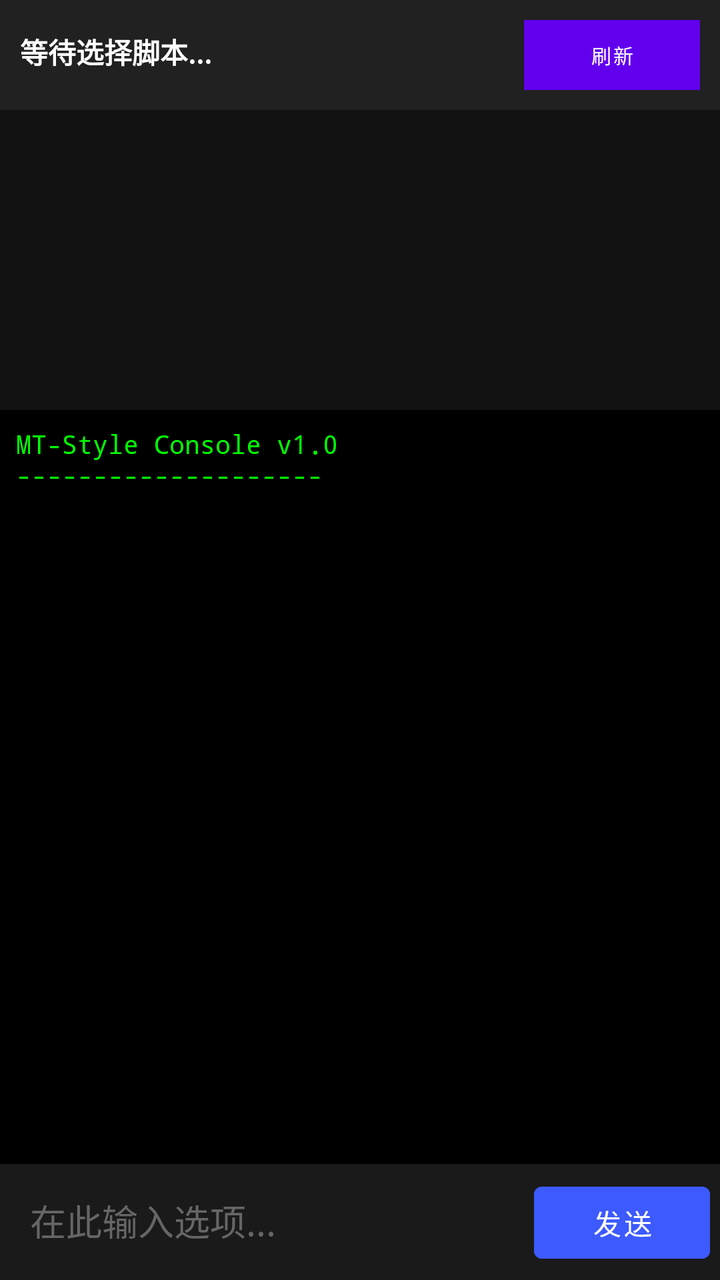
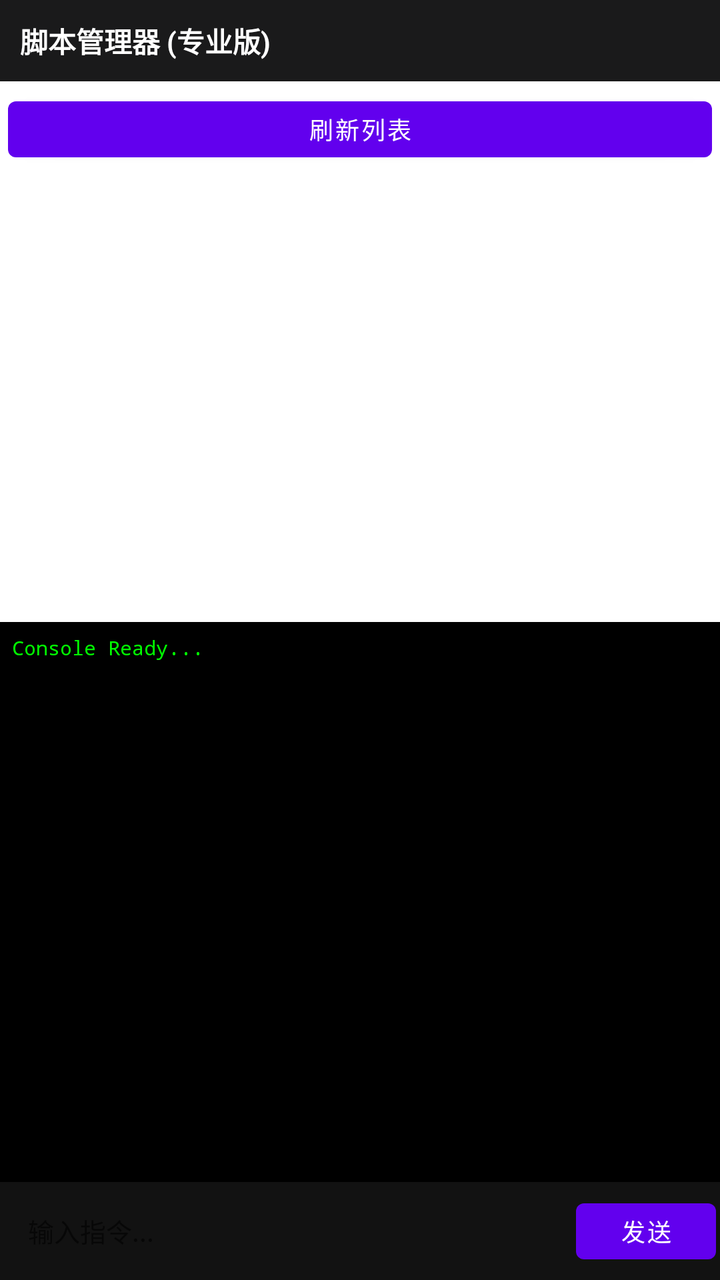

Compare the two renders of this Android layout. The source of the first and the diff that turns it into the second are given below.
<!-- AndroidManifest.xml: application theme Theme.RootScriptExecutor -->
<!-- res/layout/activity_main.xml -->
<?xml version="1.0" encoding="utf-8"?>
<LinearLayout xmlns:android="http://schemas.android.com/apk/res/android"
    android:layout_width="match_parent"
    android:layout_height="match_parent"
    android:orientation="vertical"
    android:background="#000000">

    <LinearLayout
        android:layout_width="match_parent"
        android:layout_height="wrap_content"
        android:background="#212121"
        android:padding="10dp"
        android:orientation="horizontal">
        <TextView
            android:id="@+id/tv_title"
            android:layout_width="0dp"
            android:layout_height="wrap_content"
            android:layout_weight="1"
            android:text="等待选择脚本..."
            android:textColor="#FFFFFF"
            android:textStyle="bold" />
        <Button
            android:id="@+id/btn_refresh"
            android:layout_width="wrap_content"
            android:layout_height="35dp"
            android:background="#3D5AFE"
            android:text="刷新"
            android:textSize="10sp"
            android:textColor="#FFFFFF" />
    </LinearLayout>

    <ListView
        android:id="@+id/script_list"
        android:layout_width="match_parent"
        android:layout_height="150dp"
        android:background="#121212"
        android:divider="#333333"
        android:dividerHeight="1dp" />

    <ScrollView
        android:id="@+id/console_scroll"
        android:layout_width="match_parent"
        android:layout_height="0dp"
        android:layout_weight="1"
        android:background="#000000"
        android:padding="8dp">
        <TextView
            android:id="@+id/console_output"
            android:layout_width="match_parent"
            android:layout_height="wrap_content"
            android:fontFamily="monospace"
            android:text="MT-Style Console v1.0\n--------------------\n"
            android:textColor="#00FF00" 
            android:textSize="13sp" />
    </ScrollView>

    <LinearLayout
        android:layout_width="match_parent"
        android:layout_height="wrap_content"
        android:background="#1A1A1A"
        android:padding="5dp"
        android:orientation="horizontal">
        <EditText
            android:id="@+id/et_input"
            android:layout_width="0dp"
            android:layout_height="wrap_content"
            android:layout_weight="1"
            android:hint="在此输入选项..."
            android:textColor="#FFFFFF"
            android:textColorHint="#666666"
            android:background="@null"
            android:padding="10dp" />
        <Button
            android:id="@+id/btn_send"
            android:layout_width="wrap_content"
            android:layout_height="wrap_content"
            android:text="发送"
            android:backgroundTint="#3D5AFE" />
    </LinearLayout>
</LinearLayout>
<!-- resources referenced by this layout -->
<resources>
  <style name="Theme.RootScriptExecutor" parent="Theme.MaterialComponents.DayNight.DarkActionBar">
          
          <item name="colorPrimary">@color/purple_500</item>
          <item name="colorPrimaryVariant">@color/purple_700</item>
          <item name="colorOnPrimary">@color/white</item>
          
          <item name="colorSecondary">@color/teal_200</item>
          <item name="colorSecondaryVariant">@color/teal_700</item>
          <item name="colorOnSecondary">@color/black</item>
          
          <item name="android:statusBarColor" tools:targetApi="l">?attr/colorPrimaryVariant</item>
          
      </style>
  <color name="purple_500">#FF6200EE</color>
  <color name="purple_700">#FF3700B3</color>
  <color name="white">#FFFFFFFF</color>
  <color name="teal_200">#FF03DAC5</color>
  <color name="teal_700">#FF018786</color>
  <color name="black">#FF000000</color>
</resources>

<!-- the commit's change to res/layout/activity_main.xml (unified diff, before → after) -->
@@ -3,78 +3,74 @@
     android:layout_width="match_parent"
     android:layout_height="match_parent"
     android:orientation="vertical"
-    android:background="#000000">
+    android:background="?android:attr/windowBackground">
 
-    <LinearLayout
+    <TextView
+        android:id="@+id/tv_title"
         android:layout_width="match_parent"
         android:layout_height="wrap_content"
-        android:background="#212121"
+        android:background="#1A1A1B"
         android:padding="10dp"
-        android:orientation="horizontal">
-        <TextView
-            android:id="@+id/tv_title"
-            android:layout_width="0dp"
-            android:layout_height="wrap_content"
-            android:layout_weight="1"
-            android:text="等待选择脚本..."
-            android:textColor="#FFFFFF"
-            android:textStyle="bold" />
-        <Button
-            android:id="@+id/btn_refresh"
-            android:layout_width="wrap_content"
-            android:layout_height="35dp"
-            android:background="#3D5AFE"
-            android:text="刷新"
-            android:textSize="10sp"
-            android:textColor="#FFFFFF" />
-    </LinearLayout>
+        android:text="脚本管理器 (专业版)"
+        android:textColor="#FFFFFF"
+        android:textSize="14sp"
+        android:textStyle="bold" />
+
+    <Button
+        android:id="@+id/btn_refresh"
+        android:layout_width="match_parent"
+        android:layout_height="40dp"
+        android:layout_margin="4dp"
+        android:text="刷新列表"
+        android:textSize="12sp" />
 
     <ListView
         android:id="@+id/script_list"
         android:layout_width="match_parent"
-        android:layout_height="150dp"
-        android:background="#121212"
+        android:layout_height="0dp"
+        android:layout_weight="1"
         android:divider="#333333"
-        android:dividerHeight="1dp" />
+        android:dividerHeight="0.5dp"
+        android:background="?android:attr/colorBackground" />
 
     <ScrollView
         android:id="@+id/console_scroll"
         android:layout_width="match_parent"
-        android:layout_height="0dp"
-        android:layout_weight="1"
+        android:layout_height="280dp"
         android:background="#000000"
-        android:padding="8dp">
+        android:padding="6dp">
         <TextView
             android:id="@+id/console_output"
             android:layout_width="match_parent"
             android:layout_height="wrap_content"
             android:fontFamily="monospace"
-            android:text="MT-Style Console v1.0\n--------------------\n"
+            android:text="Console Ready...\n"
             android:textColor="#00FF00" 
-            android:textSize="13sp" />
+            android:textSize="10sp" 
+            android:lineSpacingExtra="2dp" />
     </ScrollView>
 
     <LinearLayout
         android:layout_width="match_parent"
         android:layout_height="wrap_content"
-        android:background="#1A1A1A"
-        android:padding="5dp"
+        android:background="#121212"
+        android:padding="2dp"
         android:orientation="horizontal">
         <EditText
             android:id="@+id/et_input"
             android:layout_width="0dp"
-            android:layout_height="wrap_content"
+            android:layout_height="45dp"
             android:layout_weight="1"
-            android:hint="在此输入选项..."
+            android:hint="输入指令..."
             android:textColor="#FFFFFF"
-            android:textColorHint="#666666"
+            android:textSize="13sp"
             android:background="@null"
-            android:padding="10dp" />
+            android:paddingStart="12dp" />
         <Button
             android:id="@+id/btn_send"
-            android:layout_width="wrap_content"
-            android:layout_height="wrap_content"
+            android:layout_width="70dp"
+            android:layout_height="40dp"
             android:text="发送"
-            android:backgroundTint="#3D5AFE" />
+            android:textSize="12sp" />
     </LinearLayout>
 </LinearLayout>
